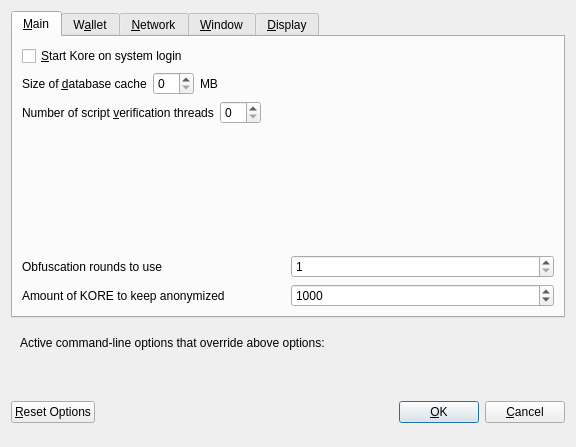
Above: src/qt/forms/optionsdialog.ui from Kore-Core/KORE before the change. Below: the same form after it.
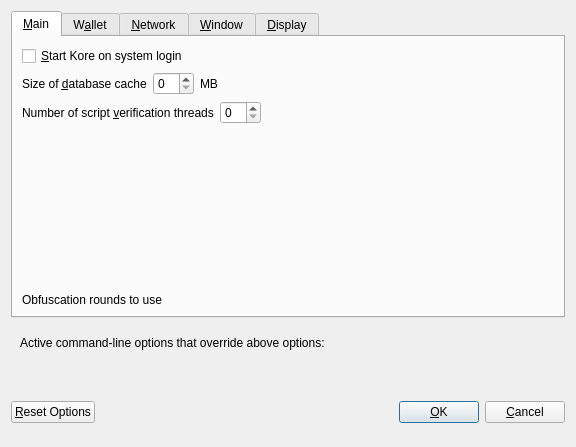
That is the form after the change. The open tabs and pages were chosen to show the change. Custom widgets are drawn as their Qt base class.

The edit to the form file:
```diff
--- a/src/qt/forms/optionsdialog.ui
+++ b/src/qt/forms/optionsdialog.ui
@@ -142,7 +142,7 @@
            </property>
           </widget>
          </item>
-         <item>
+         <!-- <item>
           <widget class="QSpinBox" name="obfuscationRounds">
            <property name="minimum">
             <number>1</number>
@@ -151,7 +151,7 @@
             <number>100</number>
            </property>
           </widget>
-         </item>
+         </item> -->
         </layout>
        </item>
        <item>
@@ -159,7 +159,7 @@
          <property name="sizeConstraint">
           <enum>QLayout::SetFixedSize</enum>
          </property>
-         <item>
+         <!-- <item>
           <widget class="QLabel" name="label_2">
            <property name="toolTip">
             <string>This amount acts as a threshold to turn off Obfuscation once it's reached.</string>
@@ -180,8 +180,8 @@
             <string>Amount of KORE to keep anonymized</string>
            </property>
           </widget>
-         </item>
-         <item>
+         </item> -->
+         <!-- <item>
           <widget class="QSpinBox" name="anonymizeKore">
            <property name="minimum">
             <number>100</number>
@@ -196,7 +196,7 @@
             <number>1000</number>
            </property>
           </widget>
-         </item>
+         </item> -->
         </layout>
        </item>
       </layout>
```
